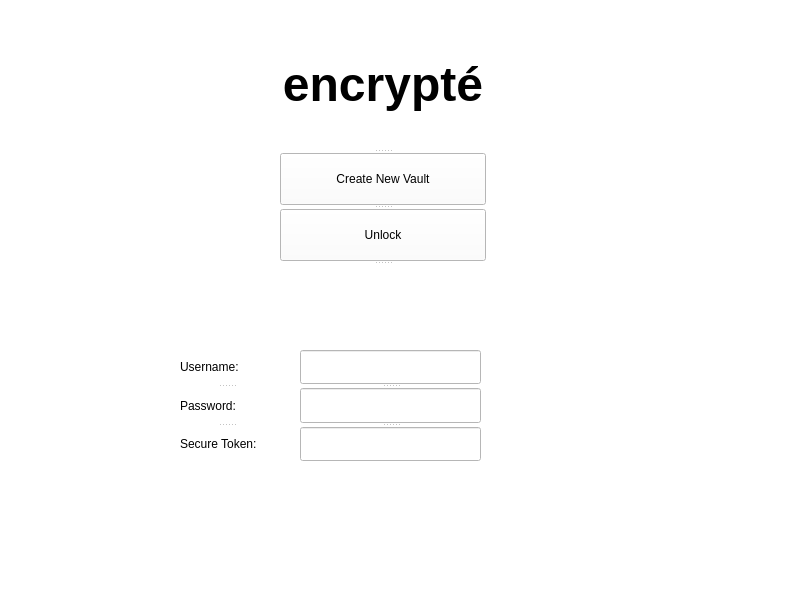
Before: the Qt Designer form gui/ui_files/login.ui in joe-boudreau/encrypte, drawn with Qt 5.
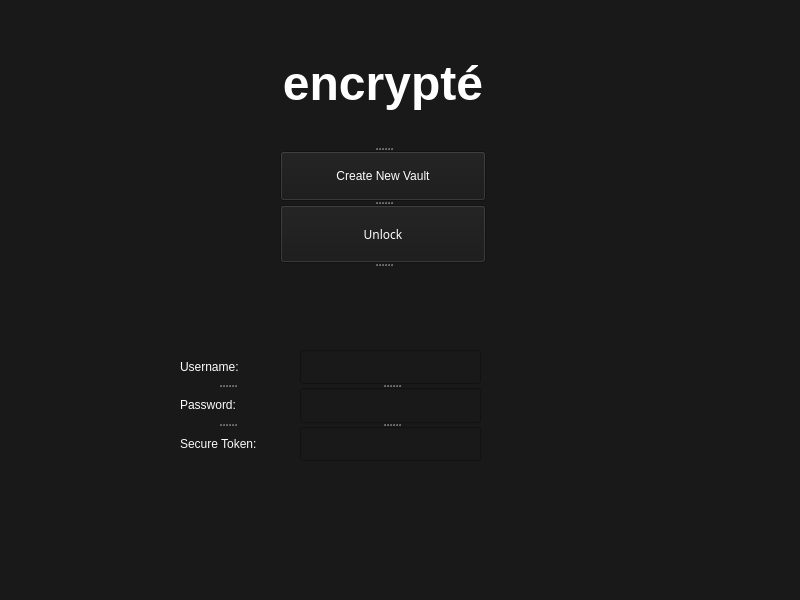
After: the same form once the commit is applied. Icons and pictures are not drawn.

The edit to the form file:
```diff
--- a/gui/ui_files/login.ui
+++ b/gui/ui_files/login.ui
@@ -14,7 +14,7 @@
    <string>MainWindow</string>
   </property>
   <property name="styleSheet">
-   <string notr="true">background-color: rgb(255,255,255)</string>
+   <string notr="true">background-color: rgb(25,25,25)</string>
   </property>
   <widget class="QWidget" name="centralwidget">
    <widget class="QSplitter" name="splitter">
@@ -31,17 +31,17 @@
     </property>
     <widget class="QLabel" name="label">
      <property name="text">
-      <string>Username:</string>
+      <string>&lt;html&gt;&lt;head/&gt;&lt;body&gt;&lt;p&gt;&lt;span style=&quot; color:#ffffff;&quot;&gt;Username:&lt;/span&gt;&lt;/p&gt;&lt;/body&gt;&lt;/html&gt;</string>
      </property>
     </widget>
     <widget class="QLabel" name="label_2">
      <property name="text">
-      <string>Password:</string>
+      <string>&lt;html&gt;&lt;head/&gt;&lt;body&gt;&lt;p&gt;&lt;span style=&quot; color:#fcfcfc;&quot;&gt;Password:&lt;/span&gt;&lt;/p&gt;&lt;/body&gt;&lt;/html&gt;</string>
      </property>
     </widget>
     <widget class="QLabel" name="label_4">
      <property name="text">
-      <string>Secure Token:</string>
+      <string>&lt;html&gt;&lt;head/&gt;&lt;body&gt;&lt;p&gt;&lt;span style=&quot; color:#fafafa;&quot;&gt;Secure Token:&lt;/span&gt;&lt;/p&gt;&lt;/body&gt;&lt;/html&gt;</string>
      </property>
     </widget>
    </widget>
@@ -75,23 +75,401 @@
     </property>
     <widget class="QLabel" name="label_3">
      <property name="text">
-      <string>&lt;html&gt;&lt;head/&gt;&lt;body&gt;&lt;p align=&quot;center&quot;&gt;&lt;img src=&quot;:/images/resources/lock_100.png&quot;/&gt;&lt;/p&gt;&lt;p align=&quot;center&quot;&gt;&lt;span style=&quot; font-size:36pt; font-weight:600;&quot;&gt;encrypté&lt;/span&gt;&lt;/p&gt;&lt;/body&gt;&lt;/html&gt;</string>
+      <string>&lt;html&gt;&lt;head/&gt;&lt;body&gt;&lt;p align=&quot;center&quot;&gt;&lt;img src=&quot;:/images/resources/lock_100.png&quot;/&gt;&lt;/p&gt;&lt;p align=&quot;center&quot;&gt;&lt;span style=&quot; font-size:36pt; font-weight:600; color:#ffffff;&quot;&gt;encrypté&lt;/span&gt;&lt;/p&gt;&lt;/body&gt;&lt;/html&gt;</string>
      </property>
      <property name="textFormat">
       <enum>Qt::RichText</enum>
      </property>
     </widget>
     <widget class="QPushButton" name="register_button">
+     <property name="palette">
+      <palette>
+       <active>
+        <colorrole role="Button">
+         <brush brushstyle="SolidPattern">
+          <color alpha="255">
+           <red>25</red>
+           <green>25</green>
+           <blue>25</blue>
+          </color>
+         </brush>
+        </colorrole>
+        <colorrole role="ButtonText">
+         <brush brushstyle="SolidPattern">
+          <color alpha="255">
+           <red>255</red>
+           <green>255</green>
+           <blue>255</blue>
+          </color>
+         </brush>
+        </colorrole>
+        <colorrole role="Base">
+         <brush brushstyle="SolidPattern">
+          <color alpha="255">
+           <red>25</red>
+           <green>25</green>
+           <blue>25</blue>
+          </color>
+         </brush>
+        </colorrole>
+        <colorrole role="Window">
+         <brush brushstyle="SolidPattern">
+          <color alpha="255">
+           <red>25</red>
+           <green>25</green>
+           <blue>25</blue>
+          </color>
+         </brush>
+        </colorrole>
+       </active>
+       <inactive>
+        <colorrole role="Button">
+         <brush brushstyle="SolidPattern">
+          <color alpha="255">
+           <red>25</red>
+           <green>25</green>
+           <blue>25</blue>
+          </color>
+         </brush>
+        </colorrole>
+        <colorrole role="ButtonText">
+         <brush brushstyle="SolidPattern">
+          <color alpha="255">
+           <red>255</red>
+           <green>255</green>
+           <blue>255</blue>
+          </color>
+         </brush>
+        </colorrole>
+        <colorrole role="Base">
+         <brush brushstyle="SolidPattern">
+          <color alpha="255">
+           <red>25</red>
+           <green>25</green>
+           <blue>25</blue>
+          </color>
+         </brush>
+        </colorrole>
+        <colorrole role="Window">
+         <brush brushstyle="SolidPattern">
+          <color alpha="255">
+           <red>25</red>
+           <green>25</green>
+           <blue>25</blue>
+          </color>
+         </brush>
+        </colorrole>
+       </inactive>
+       <disabled>
+        <colorrole role="Button">
+         <brush brushstyle="SolidPattern">
+          <color alpha="255">
+           <red>25</red>
+           <green>25</green>
+           <blue>25</blue>
+          </color>
+         </brush>
+        </colorrole>
+        <colorrole role="ButtonText">
+         <brush brushstyle="SolidPattern">
+          <color alpha="255">
+           <red>148</red>
+           <green>148</green>
+           <blue>148</blue>
+          </color>
+         </brush>
+        </colorrole>
+        <colorrole role="Base">
+         <brush brushstyle="SolidPattern">
+          <color alpha="255">
+           <red>25</red>
+           <green>25</green>
+           <blue>25</blue>
+          </color>
+         </brush>
+        </colorrole>
+        <colorrole role="Window">
+         <brush brushstyle="SolidPattern">
+          <color alpha="255">
+           <red>25</red>
+           <green>25</green>
+           <blue>25</blue>
+          </color>
+         </brush>
+        </colorrole>
+       </disabled>
+      </palette>
+     </property>
+     <property name="cursor">
+      <cursorShape>OpenHandCursor</cursorShape>
+     </property>
      <property name="text">
       <string>Create New Vault</string>
      </property>
     </widget>
     <widget class="QPushButton" name="login_button">
+     <property name="palette">
+      <palette>
+       <active>
+        <colorrole role="Button">
+         <brush brushstyle="SolidPattern">
+          <color alpha="255">
+           <red>25</red>
+           <green>25</green>
+           <blue>25</blue>
+          </color>
+         </brush>
+        </colorrole>
+        <colorrole role="ButtonText">
+         <brush brushstyle="SolidPattern">
+          <color alpha="255">
+           <red>255</red>
+           <green>255</green>
+           <blue>255</blue>
+          </color>
+         </brush>
+        </colorrole>
+        <colorrole role="Base">
+         <brush brushstyle="SolidPattern">
+          <color alpha="255">
+           <red>25</red>
+           <green>25</green>
+           <blue>25</blue>
+          </color>
+         </brush>
+        </colorrole>
+        <colorrole role="Window">
+         <brush brushstyle="SolidPattern">
+          <color alpha="255">
+           <red>25</red>
+           <green>25</green>
+           <blue>25</blue>
+          </color>
+         </brush>
+        </colorrole>
+        <colorrole role="Shadow">
+         <brush brushstyle="SolidPattern">
+          <color alpha="255">
+           <red>250</red>
+           <green>255</green>
+           <blue>255</blue>
+          </color>
+         </brush>
+        </colorrole>
+       </active>
+       <inactive>
+        <colorrole role="Button">
+         <brush brushstyle="SolidPattern">
+          <color alpha="255">
+           <red>25</red>
+           <green>25</green>
+           <blue>25</blue>
+          </color>
+         </brush>
+        </colorrole>
+        <colorrole role="ButtonText">
+         <brush brushstyle="SolidPattern">
+          <color alpha="255">
+           <red>255</red>
+           <green>255</green>
+           <blue>255</blue>
+          </color>
+         </brush>
+        </colorrole>
+        <colorrole role="Base">
+         <brush brushstyle="SolidPattern">
+          <color alpha="255">
+           <red>25</red>
+           <green>25</green>
+           <blue>25</blue>
+          </color>
+         </brush>
+        </colorrole>
+        <colorrole role="Window">
+         <brush brushstyle="SolidPattern">
+          <color alpha="255">
+           <red>25</red>
+           <green>25</green>
+           <blue>25</blue>
+          </color>
+         </brush>
+        </colorrole>
+        <colorrole role="Shadow">
+         <brush brushstyle="SolidPattern">
+          <color alpha="255">
+           <red>250</red>
+           <green>255</green>
+           <blue>255</blue>
+          </color>
+         </brush>
+        </colorrole>
+       </inactive>
+       <disabled>
+        <colorrole role="Button">
+         <brush brushstyle="SolidPattern">
+          <color alpha="255">
+           <red>25</red>
+           <green>25</green>
+           <blue>25</blue>
+          </color>
+         </brush>
+        </colorrole>
+        <colorrole role="ButtonText">
+         <brush brushstyle="SolidPattern">
+          <color alpha="255">
+           <red>148</red>
+           <green>148</green>
+           <blue>148</blue>
+          </color>
+         </brush>
+        </colorrole>
+        <colorrole role="Base">
+         <brush brushstyle="SolidPattern">
+          <color alpha="255">
+           <red>25</red>
+           <green>25</green>
+           <blue>25</blue>
+          </color>
+         </brush>
+        </colorrole>
+        <colorrole role="Window">
+         <brush brushstyle="SolidPattern">
+          <color alpha="255">
+           <red>25</red>
+           <green>25</green>
+           <blue>25</blue>
+          </color>
+         </brush>
+        </colorrole>
+        <colorrole role="Shadow">
+         <brush brushstyle="SolidPattern">
+          <color alpha="255">
+           <red>250</red>
+           <green>255</green>
+           <blue>255</blue>
+          </color>
+         </brush>
+        </colorrole>
+       </disabled>
+      </palette>
+     </property>
+     <property name="font">
+      <font>
+       <family>.SF NS Symbols</family>
+       <weight>50</weight>
+       <italic>false</italic>
+       <bold>false</bold>
+       <underline>false</underline>
+       <strikeout>false</strikeout>
+       <stylestrategy>PreferDefault</stylestrategy>
+       <kerning>false</kerning>
+      </font>
+     </property>
+     <property name="cursor">
+      <cursorShape>OpenHandCursor</cursorShape>
+     </property>
+     <property name="autoFillBackground">
+      <bool>false</bool>
+     </property>
+     <property name="locale">
+      <locale language="English" country="UnitedStates"/>
+     </property>
      <property name="text">
       <string>Unlock</string>
      </property>
     </widget>
     <widget class="QLabel" name="result_msg">
+     <property name="palette">
+      <palette>
+       <active>
+        <colorrole role="Button">
+         <brush brushstyle="SolidPattern">
+          <color alpha="255">
+           <red>25</red>
+           <green>25</green>
+           <blue>25</blue>
+          </color>
+         </brush>
+        </colorrole>
+        <colorrole role="Base">
+         <brush brushstyle="SolidPattern">
+          <color alpha="255">
+           <red>25</red>
+           <green>25</green>
+           <blue>25</blue>
+          </color>
+         </brush>
+        </colorrole>
+        <colorrole role="Window">
+         <brush brushstyle="SolidPattern">
+          <color alpha="255">
+           <red>25</red>
+           <green>25</green>
+           <blue>25</blue>
+          </color>
+         </brush>
+        </colorrole>
+       </active>
+       <inactive>
+        <colorrole role="Button">
+         <brush brushstyle="SolidPattern">
+          <color alpha="255">
+           <red>25</red>
+           <green>25</green>
+           <blue>25</blue>
+          </color>
+         </brush>
+        </colorrole>
+        <colorrole role="Base">
+         <brush brushstyle="SolidPattern">
+          <color alpha="255">
+           <red>25</red>
+           <green>25</green>
+           <blue>25</blue>
+          </color>
+         </brush>
+        </colorrole>
+        <colorrole role="Window">
+         <brush brushstyle="SolidPattern">
+          <color alpha="255">
+           <red>25</red>
+           <green>25</green>
+           <blue>25</blue>
+          </color>
+         </brush>
+        </colorrole>
+       </inactive>
+       <disabled>
+        <colorrole role="Button">
+         <brush brushstyle="SolidPattern">
+          <color alpha="255">
+           <red>25</red>
+           <green>25</green>
+           <blue>25</blue>
+          </color>
+         </brush>
+        </colorrole>
+        <colorrole role="Base">
+         <brush brushstyle="SolidPattern">
+          <color alpha="255">
+           <red>25</red>
+           <green>25</green>
+           <blue>25</blue>
+          </color>
+         </brush>
+        </colorrole>
+        <colorrole role="Window">
+         <brush brushstyle="SolidPattern">
+          <color alpha="255">
+           <red>25</red>
+           <green>25</green>
+           <blue>25</blue>
+          </color>
+         </brush>
+        </colorrole>
+       </disabled>
+      </palette>
+     </property>
      <property name="text">
       <string>&lt;html&gt;&lt;head/&gt;&lt;body&gt;&lt;p align=&quot;center&quot;&gt;&lt;br/&gt;&lt;/p&gt;&lt;/body&gt;&lt;/html&gt;</string>
      </property>
```
